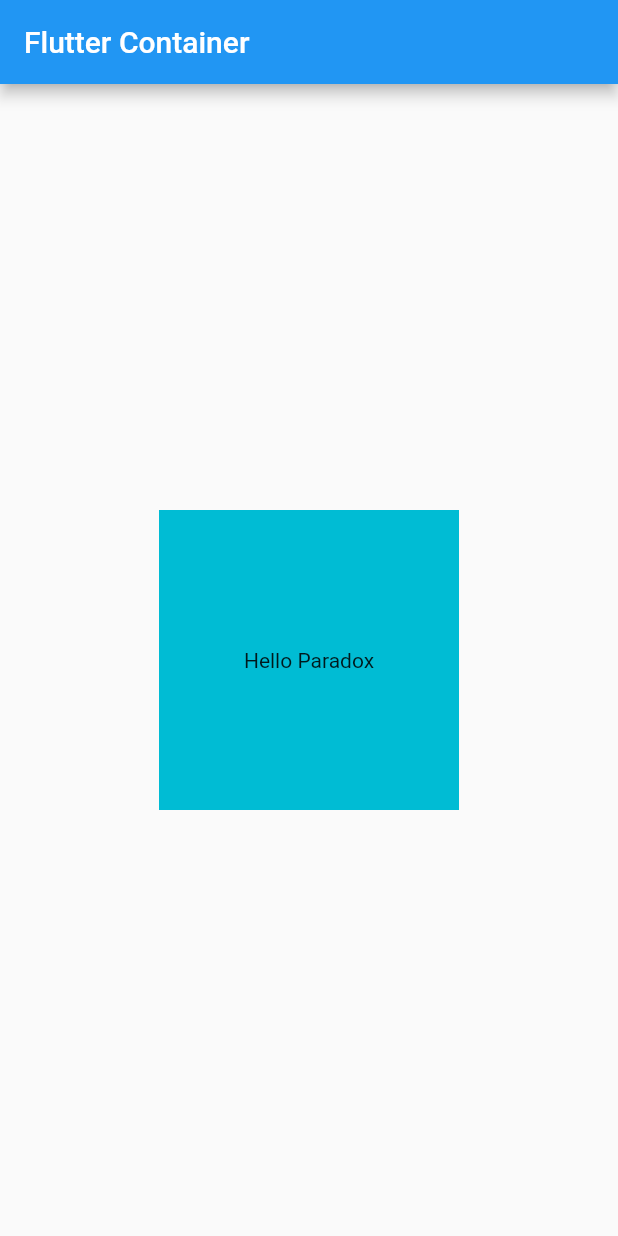
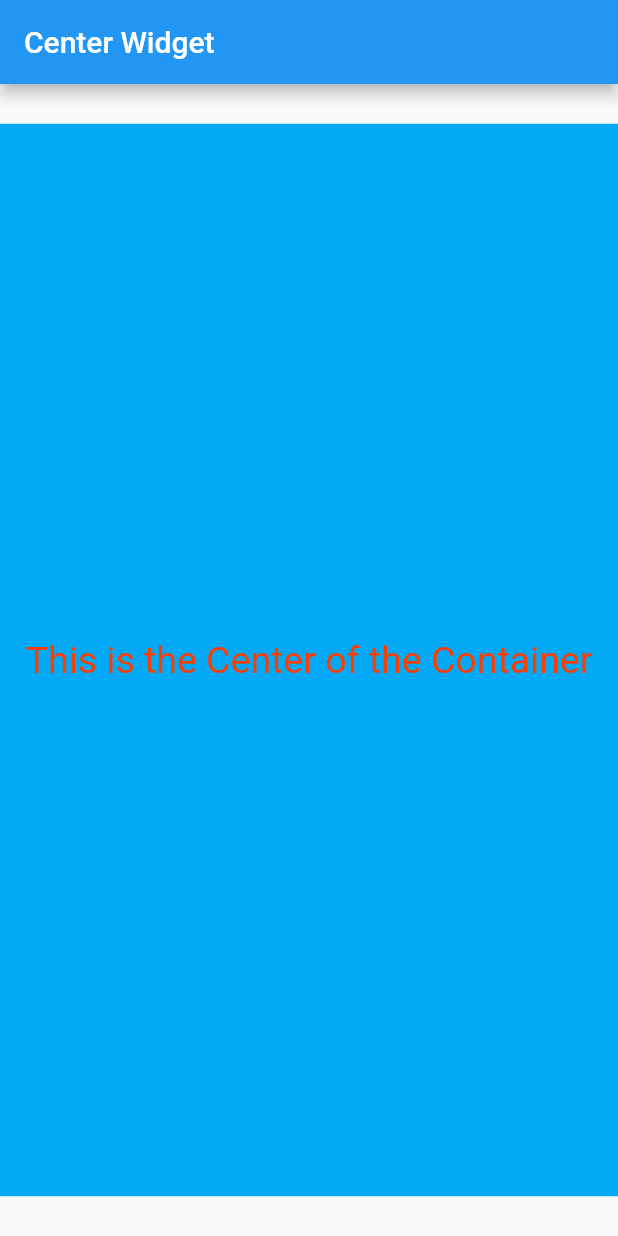
Before and after one commit to yasin9064/flutter_application_1, a Flutter app: the screen it shows after launch, on a phone screen of 412 x 824 dp. Run offline on Flutter 3.47's test engine with Material 2 defaults, Android fonts, the phone set to English and light mode, and no system bars.

Commit message:
Learn about Center Widget

```diff
--- a/lib/main.dart
+++ b/lib/main.dart
@@ -33,17 +33,20 @@ class _MyHomePageState extends State<MyHomePage> {
   @override
   Widget build(BuildContext context) {
     return Scaffold(
-        appBar: AppBar(
-          title: Text('Flutter Container'),
+      appBar: AppBar(
+        title: Text('Center Widget'),
+      ),
+
+      body: Center(
+        child: Container(
+          width: 415,
+          height: 715,
+          color: Colors.lightBlue,
+          child: Center(child: Text('This is the Center of the Container',
+                 style: TextStyle(color: Color.fromARGB(255, 255, 60, 0),fontSize: 25),)),
         ),
-        body: Center(
-          child: Container(
-              height: 200,
-              width: 200,
-              color: Colors.cyan,
-              child: Center(
-                child: Text('Hello Paradox'),
-              )),
-        ));
+      ),
+
+    );
   }
 }
```
